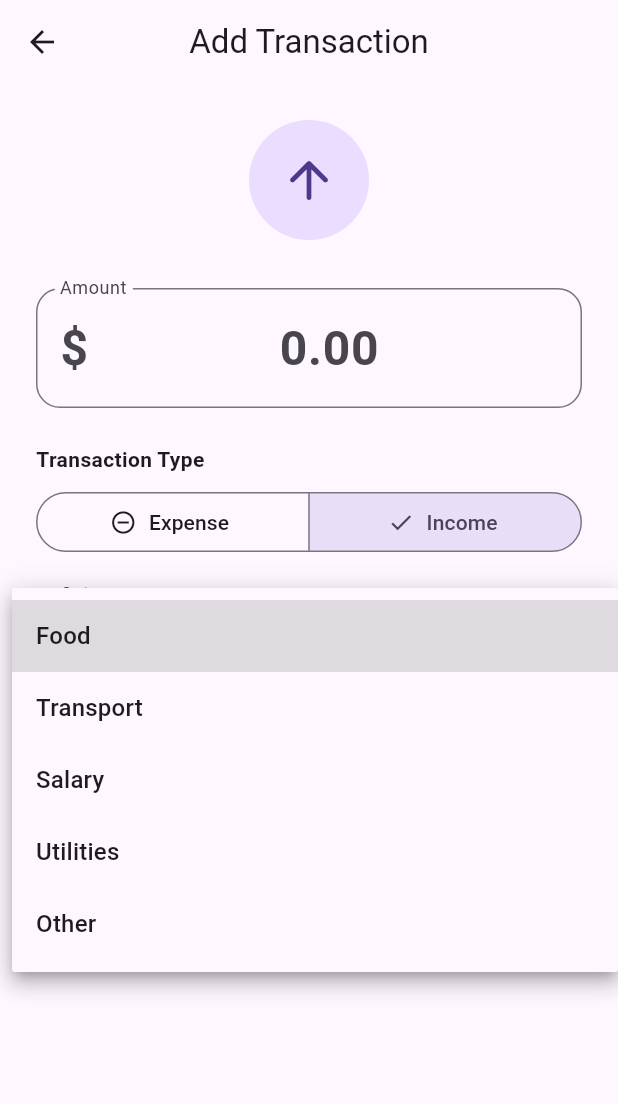
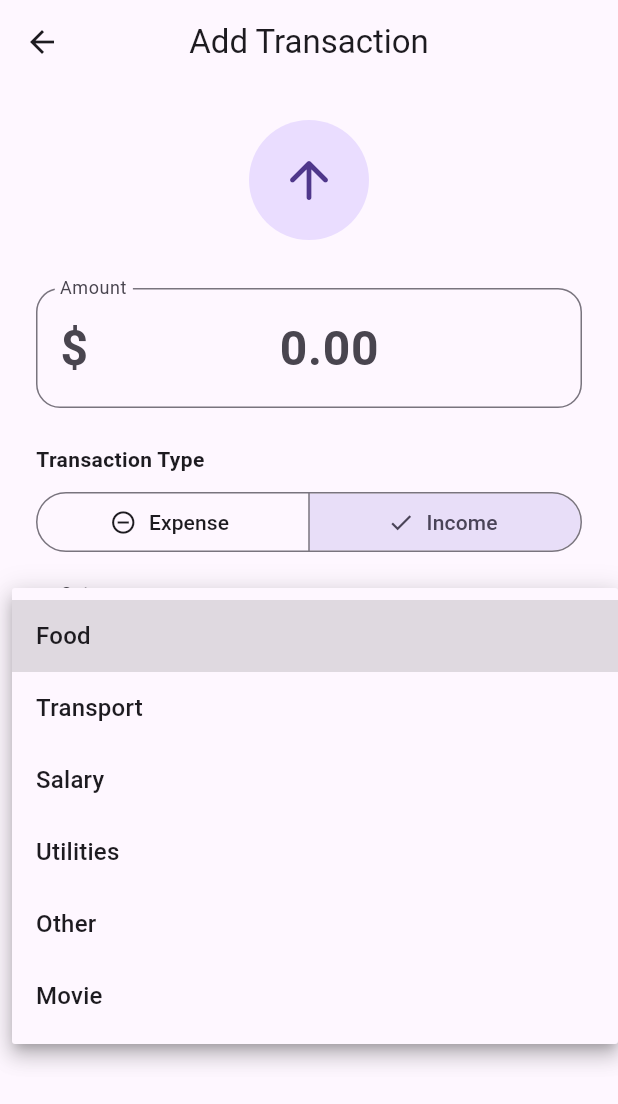
Before and after one commit to ahad-karim/Tracko, a Flutter app: the AddTransactionScreen screen opened directly, after a tap on "Income", after a tap on "Food", on a phone screen of 412 x 824 dp. Shown: the top 1104 px of the screen. Run offline on Flutter 3.47's test engine with Material 3 defaults, Android fonts, the phone set to English and light mode, and no system bars; our stand-ins replace drift, flutter_riverpod; accounts and stored records are empty; generated files the repository leaves out were written again.

```diff
--- a/lib/screens/add_transaction_screen.dart
+++ b/lib/screens/add_transaction_screen.dart
@@ -20,7 +20,7 @@ class _AddTransactionScreenState extends ConsumerState<AddTransactionScreen> {
   String _selectedCategory = 'food'; // Default category
 
   // A basic list of categories for the dropdown
-  final List<String> _categories = ['food', 'transport', 'salary', 'utilities', 'other'];
+  final List<String> _categories = ['food', 'transport', 'salary', 'utilities', 'other', 'movie'];
 
   @override
   void dispose() {
```
